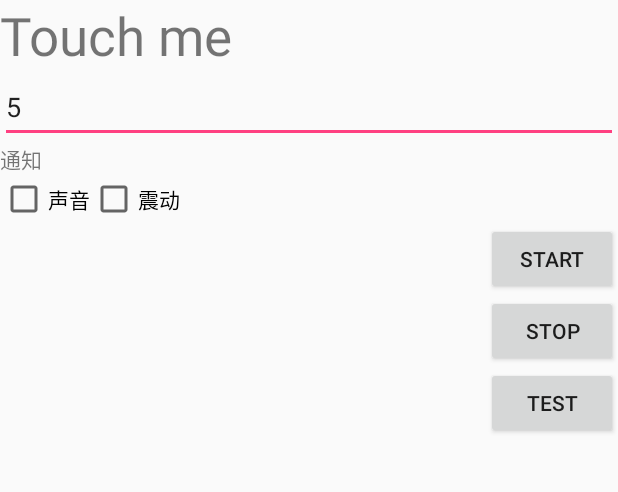
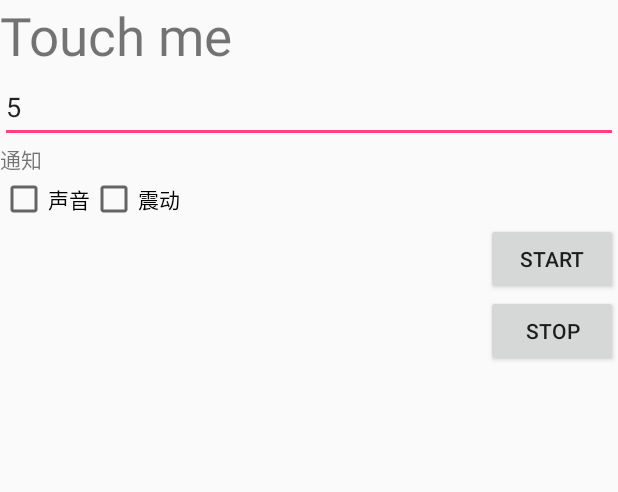
Before and after one commit to jiefangjun/WatchIp, an Android app: the screen it shows after launch (MainActivity), on a phone screen of 412 x 824 dp, the part 84-576 px from its top. Run offline under Robolectric (Android 15) with nearby library versions, the phone set to English and light mode, and no system bars.

Commit message:
remove test button

```diff
--- a/app/src/main/java/gq/fokia/watchip/MainActivity.java
+++ b/app/src/main/java/gq/fokia/watchip/MainActivity.java
@@ -33,7 +33,6 @@ public class MainActivity extends AppCompatActivity implements View.OnClickListe
     private long currentTime;
     private Button start;
     private Button stop;
-    private Button test;
     private String ip;
     private static String KEY = "ip";
     private IpUtils ipUtils;
@@ -75,7 +74,6 @@ public class MainActivity extends AppCompatActivity implements View.OnClickListe
         stop.setOnClickListener(this);
 
         interval = (EditText) findViewById(R.id.editText);
-        Log.d("MainActivity","on Executed");
 
         bvoice = pref.getBoolean("voice", false);
         bvibration = pref.getBoolean("vibration", false);
@@ -99,20 +97,11 @@ public class MainActivity extends AppCompatActivity implements View.OnClickListe
             voice.setChecked(bvoice);
             vibration.setChecked(bvibration);
         }
-
-        test = (Button) findViewById(R.id.test);
-        test.setOnClickListener(new View.OnClickListener() {
-            @Override
-            public void onClick(View v) {
-                Toast.makeText(getApplicationContext(), IpUtils.getIpAddress(), Toast.LENGTH_LONG).show();
-            }
-        });
     }
 
     @Override
     public void onDestroy(){
         super.onDestroy();
-        Log.d("MainActivity","onDestroy Executed");
         saveData();
     }
 
@@ -181,7 +170,7 @@ public class MainActivity extends AppCompatActivity implements View.OnClickListe
         SharedPreferences.Editor editor = getSharedPreferences("data",0).edit();
         editor.putString("ipAddress",ip);
 
-        editor.putInt("intervalTime",intervalTime);
+        editor.putInt("intervalTime", intervalTime);
         if(voice.isChecked()){
             bvoice = true;
         }
--- a/app/src/main/res/layout/activity_main.xml
+++ b/app/src/main/res/layout/activity_main.xml
@@ -90,14 +90,6 @@
             android:layout_below="@+id/start"
             android:layout_alignParentEnd="true" />
 
-        <Button
-            android:text="Test"
-            android:layout_width="wrap_content"
-            android:layout_height="wrap_content"
-            android:id="@+id/test"
-            android:layout_below="@+id/stop"
-            android:layout_alignParentEnd="true"/>
-
     </LinearLayout>
 
 
```
Also changed, not shown: app/src/main/java/gq/fokia/watchip/GetIpStatus.java (+0 -7 lines).
